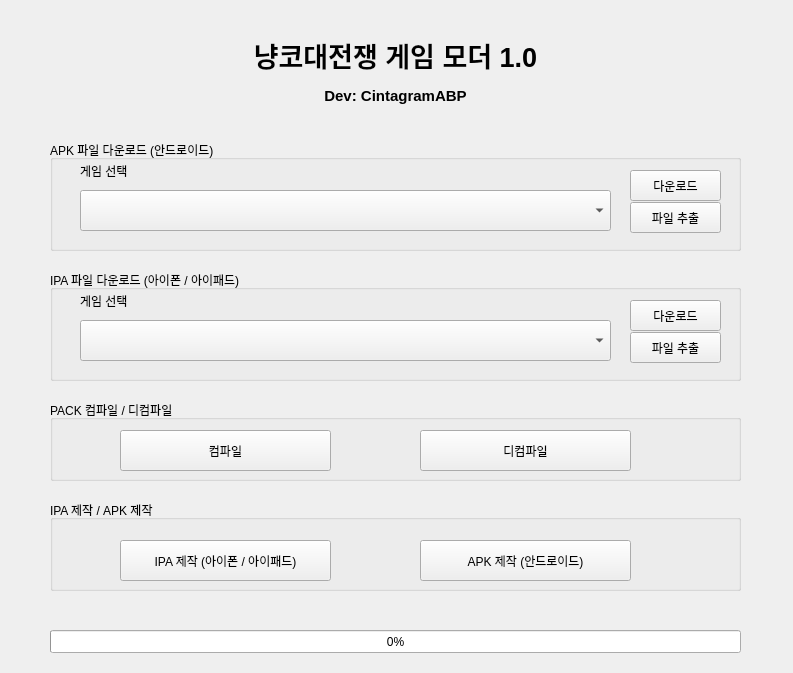
cintagram/bcmodmaker, file firstmenu.ui: the form before one commit.
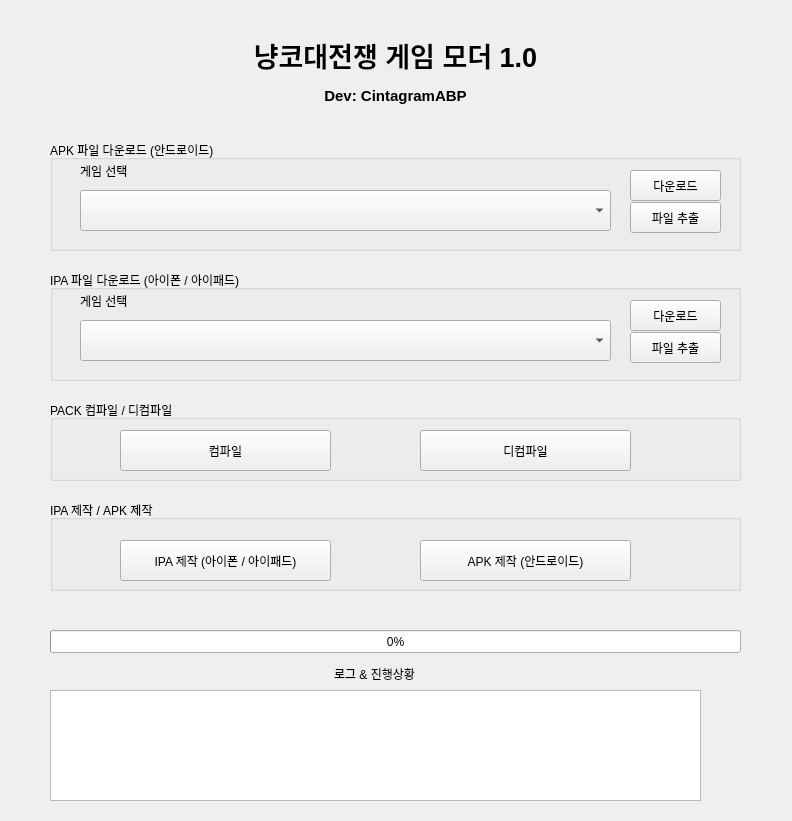
The form after the commit.

Diff of the .ui file:
```diff
--- a/firstmenu.ui
+++ b/firstmenu.ui
@@ -6,8 +6,8 @@
    <rect>
     <x>0</x>
     <y>0</y>
-    <width>793</width>
-    <height>673</height>
+    <width>792</width>
+    <height>821</height>
    </rect>
   </property>
   <property name="windowTitle">
@@ -245,6 +245,32 @@
      </property>
     </widget>
    </widget>
+   <widget class="QPlainTextEdit" name="logbox">
+    <property name="geometry">
+     <rect>
+      <x>50</x>
+      <y>690</y>
+      <width>651</width>
+      <height>111</height>
+     </rect>
+    </property>
+    <property name="readOnly">
+     <bool>true</bool>
+    </property>
+   </widget>
+   <widget class="QLabel" name="label_4">
+    <property name="geometry">
+     <rect>
+      <x>49</x>
+      <y>659</y>
+      <width>651</width>
+      <height>31</height>
+     </rect>
+    </property>
+    <property name="text">
+     <string>&lt;html&gt;&lt;head/&gt;&lt;body&gt;&lt;p align=&quot;center&quot;&gt;로그 &amp;amp; 진행상황&lt;/p&gt;&lt;/body&gt;&lt;/html&gt;</string>
+    </property>
+   </widget>
   </widget>
  </widget>
  <resources/>
```
Left out of the diff: 2 changed lines with no effect on the pictures.
